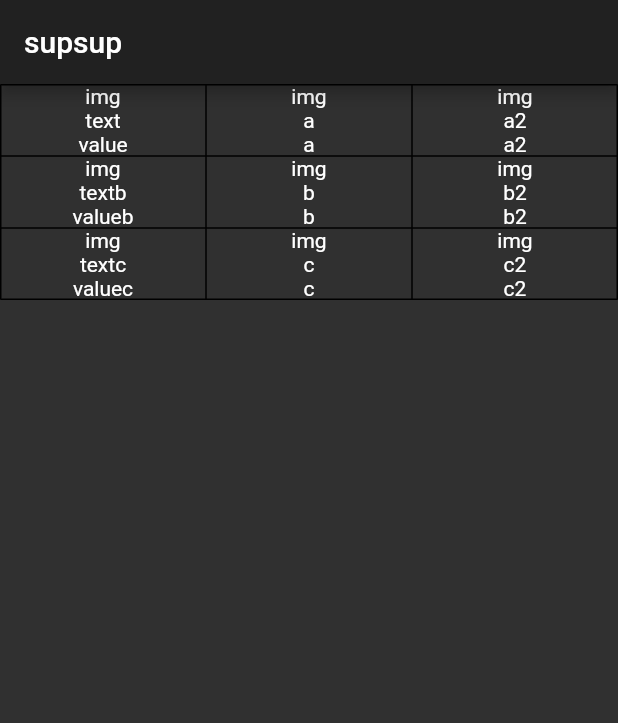
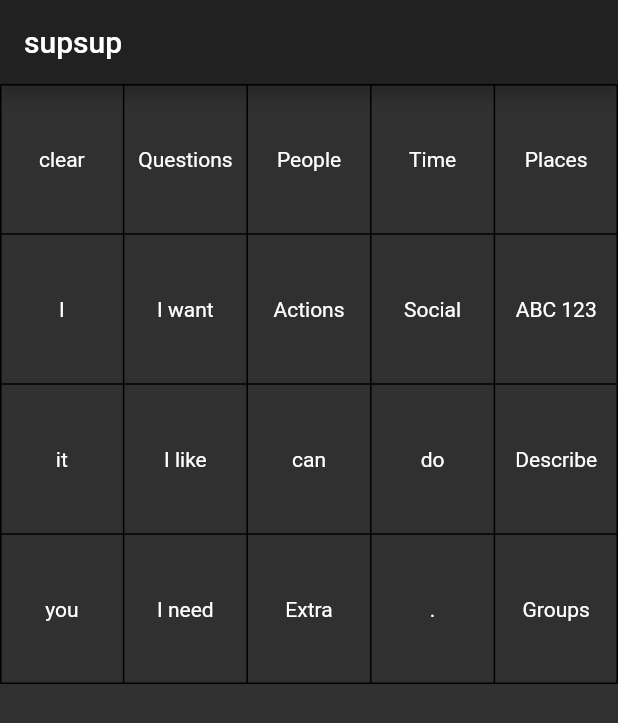
Before and after one commit to leoswords/app, a Flutter app: the screen it shows after launch, on a phone screen of 412 x 824 dp. Shown: the top 723 px of the screen. Run offline on Flutter 3.47's test engine with Material 2 defaults, Android fonts, the light colour scheme and no system bars.

Commit message:
basic 20 grid

```diff
--- /dev/null
+++ b/lib/button.dart
@@ -0,0 +1,26 @@
+import 'package:flutter/widgets.dart';
+
+class Button {
+  Button({this.label, this.message});
+
+  String? label;
+  String? message;
+}
+
+class ButtonWidget extends StatelessWidget {
+  ButtonWidget(this._button) : super(key: ObjectKey(_button));
+
+  final Button _button;
+
+  @override
+  Widget build(BuildContext context) {
+    var label = _button.label;
+    if (label == null) {
+      return SizedBox(
+        child: Container(),
+        height: 100,
+      );
+    }
+    return SizedBox(height: 100, child: Center(child: Text(label)));
+  }
+}
--- a/lib/main.dart
+++ b/lib/main.dart
@@ -1,6 +1,6 @@
 import 'package:flutter/material.dart';
+import 'package:leos_words/button.dart';
 import 'package:leos_words/page.dart' as p;
-import 'package:leos_words/picture.dart';
 
 void main() {
   runApp(MaterialApp(
@@ -10,22 +10,35 @@ void main() {
         appBar: AppBar(
           title: Text("supsup"),
         ),
-        body: p.PageWidget(p.Page("", [
+        body: p.PageWidget(p.Page("Page1", [
           [
-            Picture("img", "text", "value"),
-            Picture("img", "a", "a"),
-            Picture("img", "a2", "a2")
+            Button(label: "clear"),
+            Button(label: "Questions"),
+            Button(label: "People"),
+            Button(label: "Time"),
+            Button(label: "Places"),
           ],
           [
-            Picture("img", "textb", "valueb"),
-            Picture("img", "b", "b"),
-            Picture("img", "b2", "b2")
+            Button(label: "I", message: "I"),
+            Button(label: "I want", message: "I want"),
+            Button(label: "Actions"),
+            Button(label: "Social"),
+            Button(label: "ABC 123"),
           ],
           [
-            Picture("img", "textc", "valuec"),
-            Picture("img", "c", "c"),
-            Picture("img", "c2", "c2")
+            Button(label: "it", message: "it"),
+            Button(label: "I like", message: "I like"),
+            Button(label: "can", message: "can"),
+            Button(label: "do", message: "do"),
+            Button(label: "Describe"),
           ],
+          [
+            Button(label: "you", message: "you"),
+            Button(label: "I need", message: "I need"),
+            Button(label: "Extra"),
+            Button(label: ".", message: "."),
+            Button(label: "Groups"),
+          ]
         ])),
       )));
 }
--- a/lib/page.dart
+++ b/lib/page.dart
@@ -1,12 +1,12 @@
+import 'package:flutter/material.dart';
 import 'package:flutter/widgets.dart';
-import 'package:leos_words/picture.dart';
+import 'package:leos_words/button.dart';
 
 class Page {
-  //TODO rename ?
   const Page(this.name, this.pictures);
 
   final String name;
-  final List<List<Picture>> pictures;
+  final List<List<Button>> pictures;
 }
 
 class PageWidget extends StatelessWidget {
@@ -16,13 +16,15 @@ class PageWidget extends StatelessWidget {
 
   @override
   Widget build(BuildContext context) {
-    return Table(
+    var table = Table(
       children: _page.pictures
-          .map((rows) => rows.map((cell) => PictureWidget(cell)).toList())
+          .map((rows) => rows.map((cell) => ButtonWidget(cell)).toList())
           .map((cells) => TableRow(children: cells))
           .toList(),
       defaultVerticalAlignment: TableCellVerticalAlignment.middle,
       border: TableBorder.all(),
     );
+
+    return table;
   }
 }
--- a/lib/picture.dart
+++ /dev/null
@@ -1,29 +0,0 @@
-import 'package:flutter/widgets.dart';
-
-class Picture {
-  const Picture(this.img, this.text, this.value);
-
-  final String img; //TODO image ?
-  final String text;
-  final String value;
-}
-
-class PictureWidget extends StatelessWidget {
-  PictureWidget(this._picture) : super(key: ObjectKey(_picture));
-
-  final Picture _picture;
-
-  @override
-  Widget build(BuildContext context) {
-    return Center(
-      child: Column(
-        mainAxisAlignment: MainAxisAlignment.center,
-        children: [
-          Text(_picture.img),
-          Text(_picture.text),
-          Text(_picture.value),
-        ],
-      ),
-    );
-  }
-}
```
